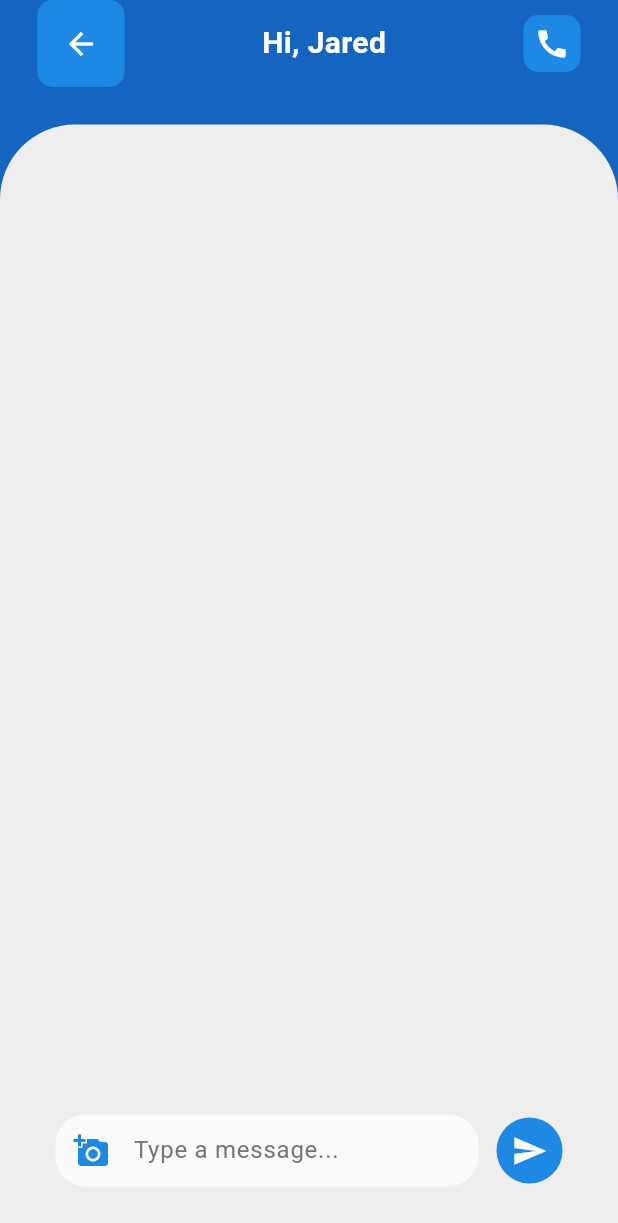
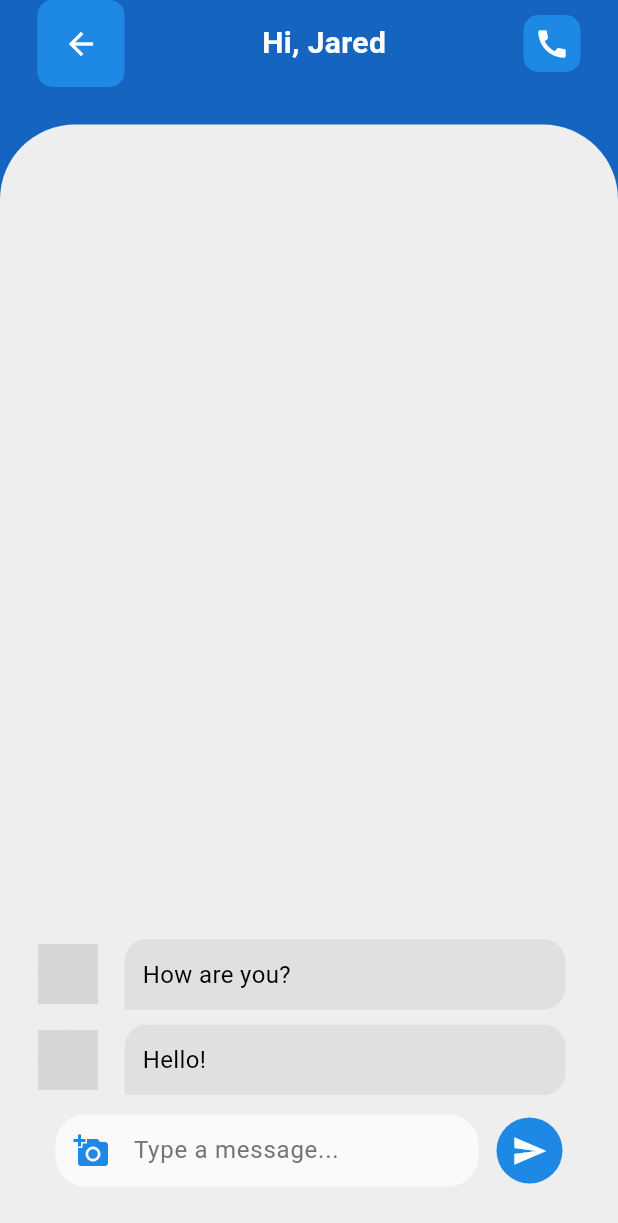
Before and after one commit to shahandaashref/FlutterProjectsa, a Flutter app: the Chatscreen screen opened directly, after a tap on the "send" icon, on a phone screen of 412 x 824 dp. Shown: the top 1223 px of the screen. Run offline on Flutter 3.47's test engine with Material 3 defaults, Android fonts, the phone set to English and light mode, and no system bars; our stand-ins replace pin_code_fields; network calls fail; grey boxes are pictures that could not be loaded.

```diff
--- a/lib/pages/chat.dart
+++ b/lib/pages/chat.dart
@@ -11,12 +11,39 @@ class Chatscreen extends StatefulWidget {
 
 class _ChatscreenState extends State<Chatscreen> {
   final TextEditingController _messageController = TextEditingController();
-  List<String> messages = []; // 🛑 قائمة لحفظ جميع الرسائل
+
+  List<Map<String, dynamic>> messages = [
+    {"message": "Hello!", "isMe": false}, // 🛑 رسالة أولية من الشخص الآخر
+    {"message": "How are you?", "isMe": false},
+  ];
 
   @override
   void dispose() {
     _messageController.dispose();
     super.dispose();
+  }
+
+  void sendMessage() {
+    if (_messageController.text.trim().isNotEmpty) {
+      setState(() {
+        messages.insert(0, {
+          "message": _messageController.text.trim(),
+          "isMe": true, // 🛑 هذه الرسالة من المستخدم
+        });
+
+        _messageController.clear();
+      });
+
+      // 🛑 إضافة رد تلقائي من الشخص الآخر بعد ثانيتين
+      Future.delayed(Duration(seconds: 2), () {
+        setState(() {
+          messages.insert(0, {
+            "message": "I got your message!",
+            "isMe": false, // 🛑 هذه الرسالة من الشخص الآخر
+          });
+        });
+      });
+    }
   }
 
   @override
@@ -85,9 +112,11 @@ class _ChatscreenState extends State<Chatscreen> {
                         itemCount: messages.length,
                         itemBuilder: (context, index) {
                           return ChatBubble(
-                            message: messages[index], // 🛑 عرض الرسالة من القائمة
-                            isMe: true,
-                            avatarUrl: "https://example.com/myphoto.jpg",
+                            message: messages[index]["message"],
+                            isMe: messages[index]["isMe"],
+                            avatarUrl: messages[index]["isMe"]
+                                ? "https://example.com/myphoto.jpg"
+                                : "https://example.com/userphoto.jpg",
                           );
                         },
                       ),
@@ -119,15 +148,7 @@ class _ChatscreenState extends State<Chatscreen> {
                           ),
                           SizedBox(width: 12),
                           GestureDetector(
-                            onTap: () {
-                              if (_messageController.text.trim().isNotEmpty) {
-                                setState(() {
-                                  messages.insert(
-                                      0, _messageController.text.trim()); // 🛑 إضافة الرسالة
-                                });
-                                _messageController.clear();
-                              }
-                            },
+                            onTap: sendMessage,
                             child: Container(
                               padding: EdgeInsets.all(10),
                               decoration: BoxDecoration(
```
Also changed, not shown: lib/onBoard/third_screen.dart (+0 -24 lines).
